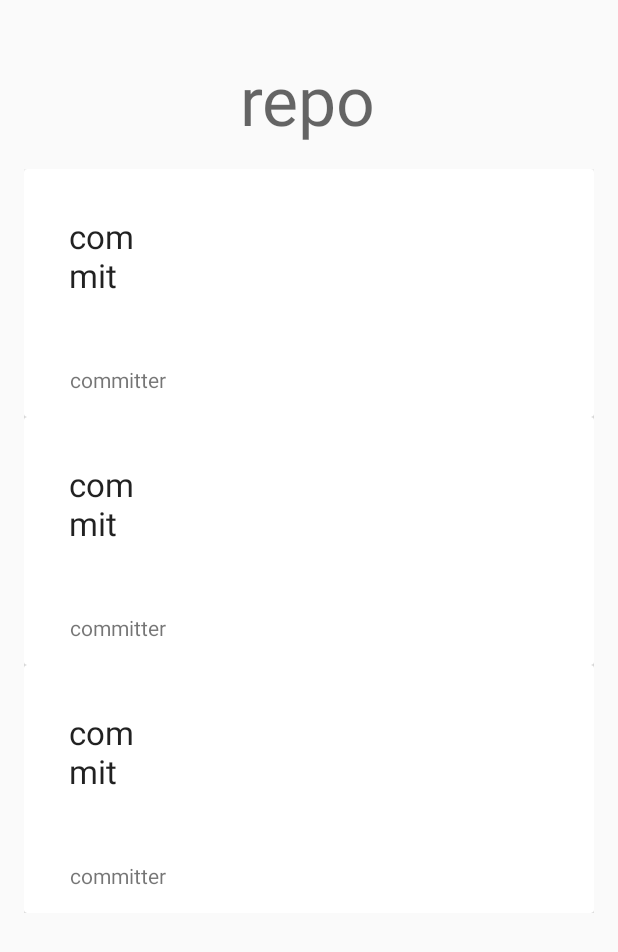
After one commit to brhliluk/juicimo-github-app, an Android app: the layout detail_activity.xml on its own in the app's theme, with its tools: preview values and no code run, on a phone screen of 412 x 824 dp. The commit adds this screen. Shown: the top 952 px of the screen. Run offline under Robolectric (Android 15) with nearby library versions, the phone set to English and light mode, and no system bars.

Commit message:
Prepared repository detail layout + adapter for commits

```diff
--- /dev/null
+++ b/app/src/main/res/layout/commit_item.xml
@@ -0,0 +1,47 @@
+<?xml version="1.0" encoding="utf-8"?>
+
+<!--Representing item of city name in recycler view-->
+
+<androidx.cardview.widget.CardView xmlns:android="http://schemas.android.com/apk/res/android"
+    xmlns:app="http://schemas.android.com/apk/res-auto"
+    xmlns:tools="http://schemas.android.com/tools"
+    android:layout_width="match_parent"
+    android:layout_height="wrap_content"
+    app:cardCornerRadius="2dp"
+    app:cardElevation="2dp"
+    app:cardPreventCornerOverlap="false">
+
+    <androidx.constraintlayout.widget.ConstraintLayout
+        android:layout_height="wrap_content"
+        android:layout_width="match_parent">
+
+        <TextView
+            android:id="@+id/commit_name"
+            android:layout_width="0dp"
+            android:layout_height="wrap_content"
+            android:layout_alignParentStart="true"
+            android:layout_alignParentTop="true"
+            android:layout_marginEnd="274dp"
+            android:padding="30dp"
+            android:text="@string/commit"
+            android:textAppearance="@style/TextAppearance.AppCompat.Large"
+            app:layout_constraintEnd_toEndOf="parent"
+            app:layout_constraintStart_toStartOf="parent"
+            app:layout_constraintTop_toTopOf="parent" />
+
+        <TextView
+            android:id="@+id/commit_details"
+            android:layout_width="wrap_content"
+            android:layout_height="wrap_content"
+            android:layout_alignParentStart="true"
+            android:layout_alignParentTop="true"
+            android:layout_marginStart="15dp"
+            android:padding="15dp"
+            android:text="@string/committer"
+            android:textAppearance="@style/TextAppearance.AppCompat.Small"
+            app:layout_constraintStart_toStartOf="parent"
+            app:layout_constraintTop_toBottomOf="@+id/commit_name" />
+
+    </androidx.constraintlayout.widget.ConstraintLayout>
+
+</androidx.cardview.widget.CardView>
--- /dev/null
+++ b/app/src/main/res/layout/detail_activity.xml
@@ -0,0 +1,34 @@
+<?xml version="1.0" encoding="utf-8"?>
+<androidx.constraintlayout.widget.ConstraintLayout
+    xmlns:android="http://schemas.android.com/apk/res/android"
+    xmlns:app="http://schemas.android.com/apk/res-auto"
+    xmlns:tools="http://schemas.android.com/tools"
+    android:layout_width="match_parent"
+    android:layout_height="match_parent">
+
+    <TextView
+        android:id="@+id/textView"
+        android:layout_width="0dp"
+        android:layout_height="wrap_content"
+        android:layout_marginStart="160dp"
+        android:layout_marginTop="36dp"
+        android:layout_marginEnd="160dp"
+        android:text="@string/repo"
+        android:textAppearance="@style/TextAppearance.AppCompat.Display2"
+        app:layout_constraintEnd_toEndOf="parent"
+        app:layout_constraintHorizontal_bias="0.0"
+        app:layout_constraintStart_toStartOf="parent"
+        app:layout_constraintTop_toTopOf="parent" />
+
+    <androidx.recyclerview.widget.RecyclerView
+        android:id="@+id/recycler_view"
+        android:layout_width="match_parent"
+        android:layout_height="wrap_content"
+        android:layout_margin="@dimen/text_margin"
+        android:layout_marginTop="36dp"
+        app:layout_behavior="@string/appbar_scrolling_view_behavior"
+        app:layout_constraintTop_toBottomOf="@+id/textView"
+        tools:layout_editor_absoluteX="16dp"
+        tools:listitem="@layout/commit_item"/>
+
+</androidx.constraintlayout.widget.ConstraintLayout>
--- a/app/src/main/res/layout/repository_item.xml
+++ b/app/src/main/res/layout/repository_item.xml
@@ -19,8 +19,8 @@
             android:layout_width="wrap_content"
             android:layout_height="wrap_content"
             android:text="@string/repo"
-            android:layout_centerVertical="true"
-            android:layout_centerHorizontal="true"
+            android:layout_alignParentStart="true"
+            android:layout_alignParentTop="true"
             android:padding="30dp"
             android:textAppearance="@style/TextAppearance.AppCompat.Large" />
 
--- a/app/src/main/res/values/strings.xml
+++ b/app/src/main/res/values/strings.xml
@@ -91,4 +91,7 @@
     </string>
     <string name="action_settings">Settings</string>
     <string name="repo">repo</string>
+    <string name="commit">commit</string>
+    <string name="description">description</string>
+    <string name="committer">committer</string>
 </resources>
```
Also changed, not shown: app/src/main/java/com/example/juicimo_github/DetailActivity.kt (added, +19 -0 lines), app/src/main/java/com/example/juicimo_github/ScrollingActivity.kt (+25 -12 lines), app/src/main/java/com/example/juicimo_github/adapters/CommitsRecyclerAdapter.kt (added, +87 -0 lines), app/src/main/java/com/example/juicimo_github/adapters/ReposRecyclerAdapter.kt (+13 -9 lines), app/src/main/java/com/example/juicimo_github/models/Commit.kt (added, +17 -0 lines).
